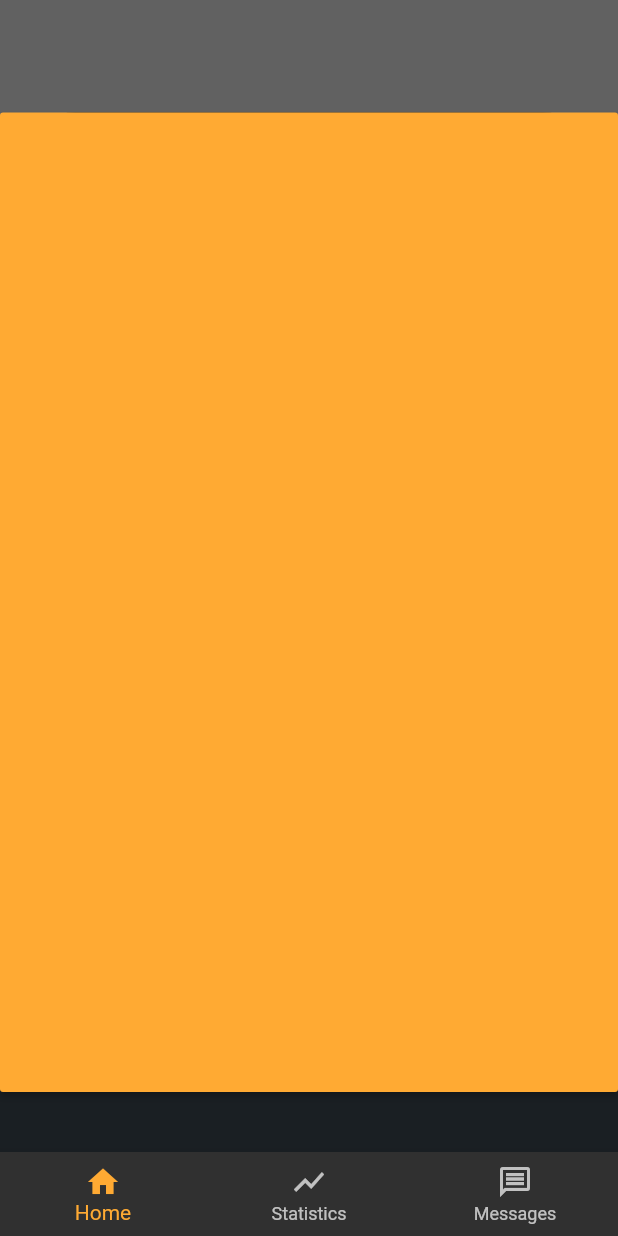
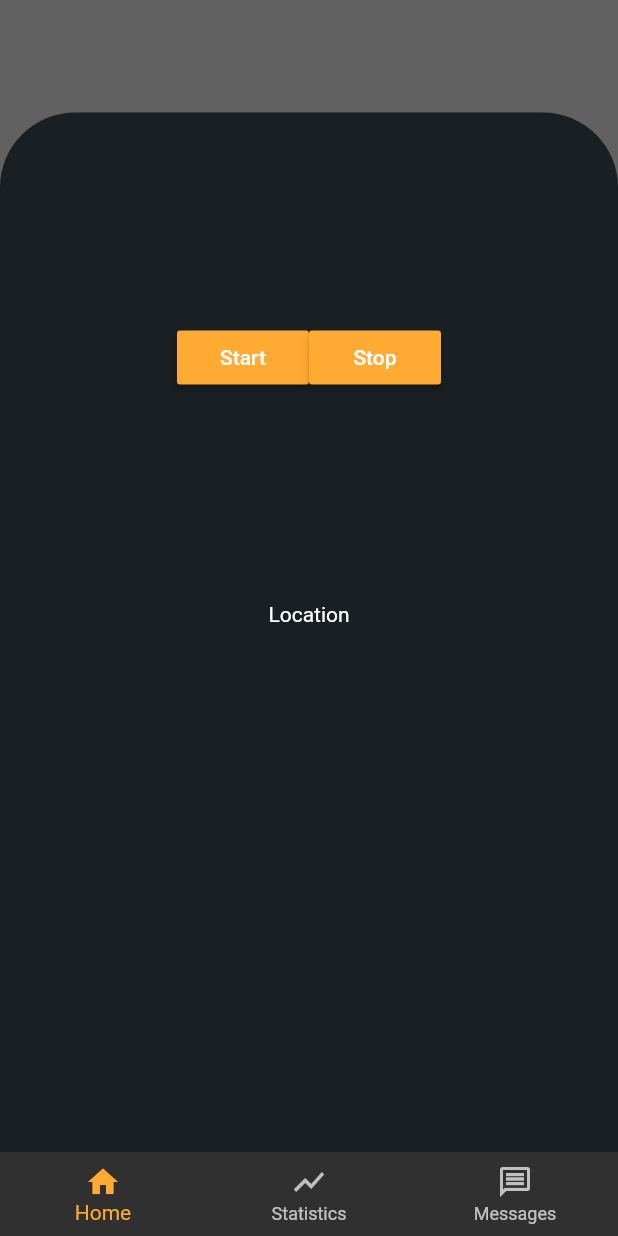
Before and after one commit to Megasix/follow_up_app, a Flutter app: the screen it shows once a user with an empty profile is signed in, on a phone screen of 412 x 824 dp. Run offline on Flutter 3.47's test engine with Material 2 defaults, Android fonts, the phone set to English and light mode, and no system bars; our stand-ins replace cloud_firestore, firebase_auth, firebase_core, flutter_form_builder, flutter_spinkit, geocoding and 3 more; missing offline and left inert: flutter_facebook_auth, keyboard_visibility; accounts and stored records are empty.

Commit message:
geolocation and geocoding function

```diff
--- a/lib/screens/mainMenu/home.dart
+++ b/lib/screens/mainMenu/home.dart
@@ -1,10 +1,12 @@
 import 'package:flutter/material.dart';
 import 'package:follow_up_app/services/auth.dart';
 import 'package:follow_up_app/services/database.dart';
+import 'package:geolocator/geolocator.dart';
+import 'package:geocoding/geocoding.dart';
 
 class Home extends StatelessWidget {
+  bool status;
   final AuthService _authService = AuthService();
-  final DatabaseService _databaseService = DatabaseService();
   @override
   Widget build(BuildContext context) {
     return Padding(
@@ -18,12 +20,84 @@ class Home extends StatelessWidget {
           ),
           color: Theme.of(context).scaffoldBackgroundColor,
         ),
-        child: RaisedButton(
-          onPressed: () {
-            _authService.signOut();
-          },
+        child: Column(
+          children: <Widget>[
+            Expanded(
+              child: Row(
+                mainAxisAlignment: MainAxisAlignment.center,
+                crossAxisAlignment: CrossAxisAlignment.center,
+                children: [
+                  RaisedButton(
+                    onPressed: () {
+                      status = true;
+                      print("Start");
+                      _determinePosition().then((location) {
+                        print(location);
+                      });
+                    },
+                    child: Text("Start"),
+                  ),
+                  RaisedButton(
+                    onPressed: () {
+                      status = false;
+                      print("Stop");
+                      _authService.signOut();
+                    },
+                    child: Text("Stop"),
+                  ),
+                ],
+              ),
+            ),
+            Expanded(
+              child: Column(
+                children: <Widget>[
+                  Text('Location'),
+                ],
+              ),
+            ),
+          ],
         ),
       ),
     );
   }
 }
+
+Future<String> _determinePosition() async {
+  bool serviceEnabled;
+  LocationPermission permission;
+
+  // Test if location services are enabled.
+  serviceEnabled = await Geolocator.isLocationServiceEnabled();
+  if (!serviceEnabled) {
+    print("pas service");
+  }
+
+  permission = await Geolocator.checkPermission();
+  if (permission == LocationPermission.denied) {
+    print("demande");
+    permission = await Geolocator.requestPermission();
+    if (permission == LocationPermission.deniedForever) {
+      print("tjr non");
+    }
+
+    if (permission == LocationPermission.denied) {
+      print("refuser");
+    }
+  }
+  Position coordinate = await Geolocator.getCurrentPosition();
+  List<Placemark> placemarks =
+      await placemarkFromCoordinates(coordinate.latitude, coordinate.longitude);
+  Placemark place = placemarks[0];
+  String _currentAddress =
+      "${place.street},${place.locality}, ${place.postalCode}, ${place.country}";
+  return _currentAddress;
+}
+
+Future<String> _geocodePosition(Position coordinate) async {
+  List<Placemark> placemarks =
+      await placemarkFromCoordinates(coordinate.latitude, coordinate.longitude);
+  Placemark place = placemarks[0];
+  String _currentAddress =
+      "${place.street},${place.locality}, ${place.postalCode}, ${place.country}";
+  return _currentAddress;
+}
--- a/pubspec.yaml
+++ b/pubspec.yaml
@@ -39,6 +39,8 @@ dependencies:
   google_sign_in: ^4.5.3
   flutter_facebook_auth: ^2.0.1
   get: ^3.25.4
+  geolocator: ^6.2.1
+  geocoding: ^1.0.5
 
 dev_dependencies:
   flutter_test:
```
Also changed, not shown: 1 other file.
